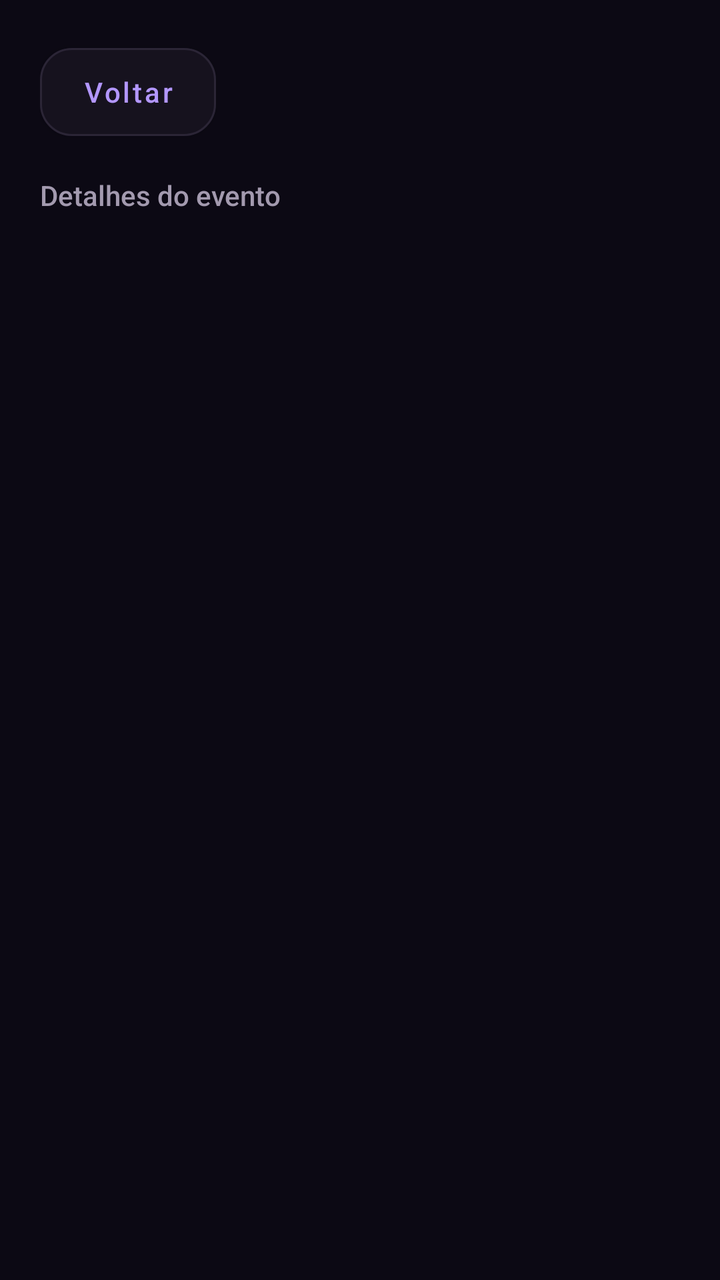
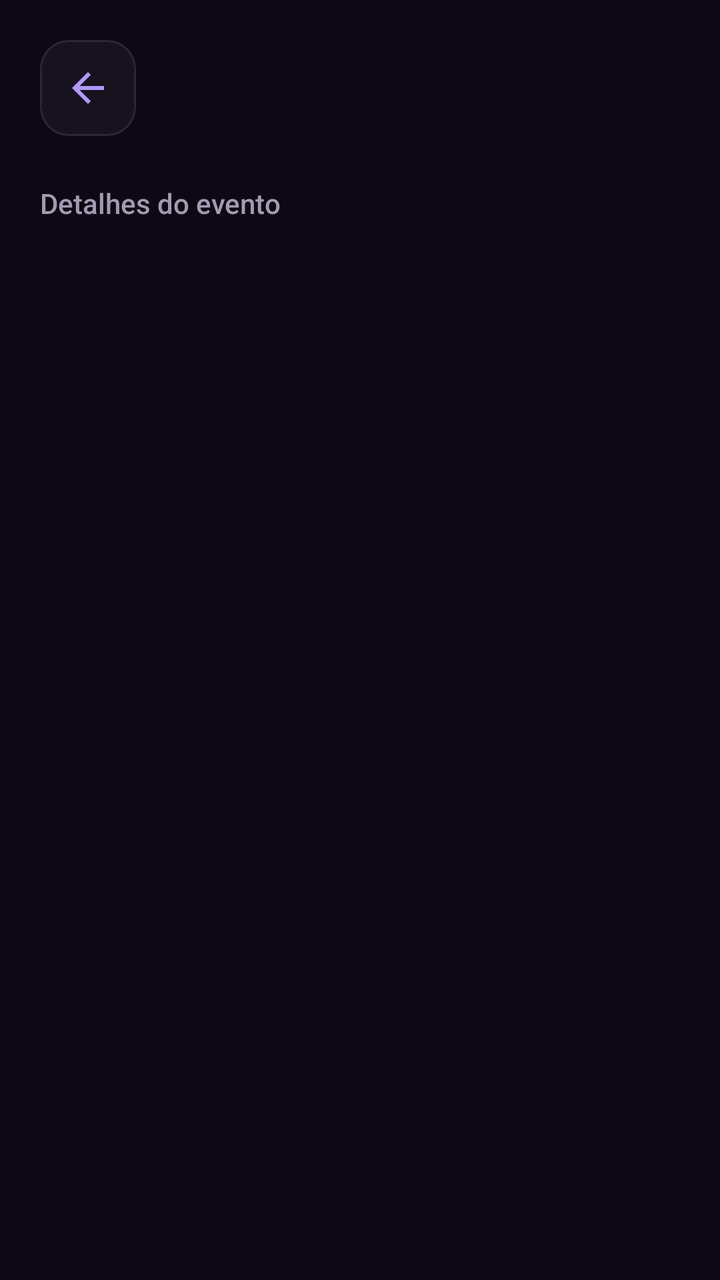

An Android layout rendered at two revisions. The XML below is the earlier revision; the diff shows what the commit changed to produce the second picture.
<!-- AndroidManifest.xml: activity theme Theme.Perto.Interno -->
<!-- res/layout/activity_detalhes_evento.xml -->
<?xml version="1.0" encoding="utf-8"?>
<ScrollView android:scrollbars="none" xmlns:android="http://schemas.android.com/apk/res/android"
    xmlns:app="http://schemas.android.com/apk/res-auto"
    android:layout_width="match_parent" android:layout_height="match_parent"
    android:fillViewport="true" android:background="@color/perto_background">
    <LinearLayout android:layout_width="match_parent" android:layout_height="wrap_content"
        android:orientation="vertical" android:padding="20dp">
        <Button android:id="@+id/btn_voltar" style="@style/Widget.Perto.Button.Secondary" android:layout_width="wrap_content" android:layout_height="wrap_content" android:text="@string/event_back" />
        <TextView android:layout_width="match_parent" android:layout_height="wrap_content"
            android:layout_marginTop="16dp" android:text="@string/event_details" android:textColor="@color/perto_muted" android:textSize="14sp" android:fontFamily="sans-serif-medium" />
        <ProgressBar android:id="@+id/progresso" android:layout_width="wrap_content" android:layout_height="wrap_content" android:layout_gravity="center_horizontal" android:layout_marginTop="24dp" />
        <TextView android:id="@+id/tv_status" android:layout_width="match_parent" android:layout_height="wrap_content"
            android:layout_marginTop="16dp" android:textColor="@color/perto_muted" android:accessibilityLiveRegion="polite" />
        <Button android:id="@+id/btn_tentar" style="@style/Widget.Perto.Button.Secondary" android:layout_width="match_parent" android:layout_height="wrap_content"
            android:text="@string/retry" android:visibility="gone" />
        <LinearLayout android:id="@+id/conteudo" android:layout_width="match_parent" android:layout_height="wrap_content"
            android:orientation="vertical" android:visibility="gone">
            <com.google.android.material.imageview.ShapeableImageView app:shapeAppearanceOverlay="@style/Shape.Perto.Cover" android:id="@+id/iv_capa" android:layout_width="match_parent" android:layout_height="220dp"
                android:scaleType="centerCrop" android:contentDescription="@null" />
            <TextView android:id="@+id/tv_nome" android:layout_width="match_parent" android:layout_height="wrap_content"
                android:layout_marginTop="20dp" android:textColor="@color/perto_text" android:fontFamily="sans-serif-medium" android:textSize="28sp" />
            <TextView android:id="@+id/tv_categoria" android:background="@drawable/perto_pill" android:paddingHorizontal="10dp" android:paddingVertical="5dp" android:layout_width="wrap_content" android:layout_height="wrap_content"
                android:layout_marginTop="8dp" android:textColor="@color/perto_accent" android:textSize="16sp" />
            <TextView android:id="@+id/tv_situacao" android:layout_width="match_parent" android:layout_height="wrap_content"
                android:layout_marginTop="12dp" android:textColor="@color/perto_muted" android:visibility="gone" android:text="@string/event_started" />
            <com.google.android.material.button.MaterialButton android:id="@+id/btn_interesse" android:layout_width="match_parent" android:layout_height="wrap_content"
                android:minHeight="56dp" android:layout_marginTop="16dp" android:text="@string/interest_add" android:enabled="false"
                app:icon="@drawable/ic_favoritos_contorno" app:iconTint="@color/perto_background" app:iconSize="24dp" app:iconPadding="8dp" app:iconGravity="textStart" />
            <TextView android:id="@+id/tv_interesse_status" android:layout_width="match_parent" android:layout_height="wrap_content"
                android:textColor="@color/perto_muted" android:accessibilityLiveRegion="polite" />
            <Button android:id="@+id/btn_tentar_interesse" style="@style/Widget.Perto.Button.Secondary" android:layout_width="match_parent" android:layout_height="wrap_content"
                android:text="@string/retry" android:visibility="gone" />
            <TextView android:layout_width="match_parent" android:layout_height="wrap_content"
                android:layout_marginTop="24dp" android:text="@string/event_date_label" android:textColor="@color/perto_muted" android:textSize="12sp" />
            <TextView android:id="@+id/tv_data" android:layout_width="match_parent" android:layout_height="wrap_content"
                android:layout_marginTop="8dp" android:textColor="@color/white" android:textSize="18sp" android:textIsSelectable="true" />
            <TextView android:layout_width="match_parent" android:layout_height="wrap_content"
                android:layout_marginTop="24dp" android:text="@string/event_price_label" android:textColor="@color/perto_muted" android:textSize="14sp" />
            <TextView android:id="@+id/tv_valor" android:layout_width="match_parent" android:layout_height="wrap_content"
                android:layout_marginTop="8dp" android:textColor="@color/white" android:textSize="18sp" android:textIsSelectable="true" />
            <TextView android:layout_width="match_parent" android:layout_height="wrap_content"
                android:layout_marginTop="24dp" android:text="@string/event_endereco" android:textColor="@color/perto_muted" android:textSize="14sp" />
            <TextView android:id="@+id/tv_endereco" android:layout_width="match_parent" android:layout_height="wrap_content"
                android:layout_marginTop="8dp" android:textColor="@color/white" android:textSize="18sp" android:textIsSelectable="true" />
            <Button android:id="@+id/btn_abrir_mapa" style="@style/Widget.Perto.Button.Secondary" android:layout_width="match_parent" android:layout_height="wrap_content"
                android:text="@string/map_open_external" android:visibility="gone" />
            <TextView android:layout_width="match_parent" android:layout_height="wrap_content"
                android:layout_marginTop="24dp" android:text="@string/event_descricao" android:textColor="@color/perto_text" android:textSize="18sp" android:fontFamily="sans-serif-medium" />
            <TextView android:id="@+id/tv_descricao" android:layout_width="match_parent" android:layout_height="wrap_content"
                android:layout_marginTop="8dp" android:textColor="@color/white" android:textSize="18sp" android:textIsSelectable="true" />
            <Button android:id="@+id/btn_avaliacoes" android:layout_width="match_parent" android:layout_height="wrap_content"
                android:layout_marginTop="24dp" android:text="@string/review_evaluate" android:enabled="false" />
            <TextView android:id="@+id/tv_avaliacoes_status" android:layout_width="match_parent" android:layout_height="wrap_content"
                android:textColor="@color/perto_muted" android:accessibilityLiveRegion="polite" />
            <TextView android:layout_width="match_parent" android:layout_height="wrap_content" android:layout_marginTop="16dp"
                android:text="@string/review_title" android:textSize="20sp" android:textColor="@color/white" />
            <TextView android:id="@+id/tv_lista_avaliacoes_status" android:layout_width="match_parent" android:layout_height="wrap_content"
                android:textColor="@color/perto_muted" android:accessibilityLiveRegion="polite" />
            <LinearLayout android:id="@+id/lista_avaliacoes" android:layout_width="match_parent" android:layout_height="wrap_content"
                android:orientation="vertical" />
            <Button android:id="@+id/btn_tentar_avaliacoes" style="@style/Widget.Perto.Button.Secondary" android:layout_width="match_parent" android:layout_height="wrap_content"
                android:text="@string/retry" android:visibility="gone" />
            <LinearLayout android:id="@+id/painel_gestao" android:layout_width="match_parent" android:layout_height="wrap_content"
                android:orientation="vertical" android:visibility="gone" android:layout_marginTop="24dp">
                <TextView android:layout_width="match_parent" android:layout_height="wrap_content" android:text="@string/event_manage" android:textColor="@color/perto_muted" />
                <Button android:id="@+id/btn_editar" android:layout_width="match_parent" android:layout_height="wrap_content" android:text="@string/event_edit" />
                <Button android:id="@+id/btn_cancelar" style="@style/Widget.Perto.Button.Secondary" android:layout_width="match_parent" android:layout_height="wrap_content" android:text="@string/event_cancel" />
                <Button android:id="@+id/btn_concluir" android:layout_width="match_parent" android:layout_height="wrap_content" android:text="@string/event_complete" android:visibility="gone" />
            </LinearLayout>
        </LinearLayout>
    </LinearLayout>
</ScrollView>
<!-- resources referenced by this layout -->
<resources>
  <color name="perto_accent">#B397FF</color>
  <color name="perto_background">#0C0914</color>
  <color name="perto_muted">#A39AAF</color>
  <color name="perto_text">#FAF8FF</color>
  <color name="white">#FFFFFFFF</color>
  <!-- drawable perto_pill (drawable) -->
  <shape xmlns:android="http://schemas.android.com/apk/res/android" android:shape="rectangle">
   <solid android:color="@color/perto_accent_soft" /><corners android:radius="8dp" /><stroke android:width="1dp" android:color="@color/perto_accent_soft" />
  </shape>
  <string name="event_back">Voltar</string>
  <string name="event_cancel">Cancelar evento</string>
  <string name="event_complete">Marcar como realizado</string>
  <string name="event_date_label">Data e horário de Brasília</string>
  <string name="event_descricao">Sobre o evento</string>
  <string name="event_details">Detalhes do evento</string>
  <string name="event_edit">Editar evento</string>
  <string name="event_endereco">Endereço completo</string>
  <string name="event_manage">Gerenciar meu evento</string>
  <string name="event_price_label">Valor</string>
  <string name="event_started">A data de início deste evento já passou.</string>
  <string name="interest_add">Tenho interesse</string>
  <string name="map_open_external">Abrir localização no aplicativo de mapas</string>
  <string name="retry">Tentar novamente</string>
  <string name="review_evaluate">Avaliar evento</string>
  <string name="review_title">Avaliações do evento</string>
  <style name="Shape.Perto.Cover" parent="Shape.Perto.Image">
          <item name="cornerSize">24dp</item>
      </style>
  <style name="Widget.Perto.Button.Secondary" parent="Widget.Perto.Button">
          <item name="backgroundTint">@color/perto_surface</item>
          <item name="android:textColor">@color/perto_accent</item>
          <item name="strokeColor">@color/perto_border</item>
          <item name="strokeWidth">1dp</item>
      </style>
  <color name="perto_accent_soft">#2D2047</color>
  <style name="Shape.Perto.Image" parent="">
          <item name="cornerFamily">rounded</item>
          <item name="cornerSize">14dp</item>
      </style>
  <color name="perto_surface">#16121E</color>
  <color name="perto_border">#2B2536</color>
  <!-- unchanged entries left out for length: 4 -->
</resources>

<!-- the commit's change to res/layout/activity_detalhes_evento.xml (unified diff, before → after) -->
@@ -5,7 +5,7 @@
     android:fillViewport="true" android:background="@color/perto_background">
     <LinearLayout android:layout_width="match_parent" android:layout_height="wrap_content"
         android:orientation="vertical" android:padding="20dp">
-        <Button android:id="@+id/btn_voltar" style="@style/Widget.Perto.Button.Secondary" android:layout_width="wrap_content" android:layout_height="wrap_content" android:text="@string/event_back" />
+        <ImageButton android:id="@+id/btn_voltar" style="@style/Widget.Perto.Back" />
         <TextView android:layout_width="match_parent" android:layout_height="wrap_content"
             android:layout_marginTop="16dp" android:text="@string/event_details" android:textColor="@color/perto_muted" android:textSize="14sp" android:fontFamily="sans-serif-medium" />
         <ProgressBar android:id="@+id/progresso" android:layout_width="wrap_content" android:layout_height="wrap_content" android:layout_gravity="center_horizontal" android:layout_marginTop="24dp" />
@@ -23,6 +23,8 @@
                 android:layout_marginTop="8dp" android:textColor="@color/perto_accent" android:textSize="16sp" />
             <TextView android:id="@+id/tv_situacao" android:layout_width="match_parent" android:layout_height="wrap_content"
                 android:layout_marginTop="12dp" android:textColor="@color/perto_muted" android:visibility="gone" android:text="@string/event_started" />
+            <LinearLayout android:id="@+id/painel_interesse" android:layout_width="match_parent" android:layout_height="wrap_content"
+                android:orientation="vertical" android:visibility="gone">
             <com.google.android.material.button.MaterialButton android:id="@+id/btn_interesse" android:layout_width="match_parent" android:layout_height="wrap_content"
                 android:minHeight="56dp" android:layout_marginTop="16dp" android:text="@string/interest_add" android:enabled="false"
                 app:icon="@drawable/ic_favoritos_contorno" app:iconTint="@color/perto_background" app:iconSize="24dp" app:iconPadding="8dp" app:iconGravity="textStart" />
@@ -30,6 +32,7 @@
                 android:textColor="@color/perto_muted" android:accessibilityLiveRegion="polite" />
             <Button android:id="@+id/btn_tentar_interesse" style="@style/Widget.Perto.Button.Secondary" android:layout_width="match_parent" android:layout_height="wrap_content"
                 android:text="@string/retry" android:visibility="gone" />
+            </LinearLayout>
             <TextView android:layout_width="match_parent" android:layout_height="wrap_content"
                 android:layout_marginTop="24dp" android:text="@string/event_date_label" android:textColor="@color/perto_muted" android:textSize="12sp" />
             <TextView android:id="@+id/tv_data" android:layout_width="match_parent" android:layout_height="wrap_content"
@@ -48,10 +51,13 @@
                 android:layout_marginTop="24dp" android:text="@string/event_descricao" android:textColor="@color/perto_text" android:textSize="18sp" android:fontFamily="sans-serif-medium" />
             <TextView android:id="@+id/tv_descricao" android:layout_width="match_parent" android:layout_height="wrap_content"
                 android:layout_marginTop="8dp" android:textColor="@color/white" android:textSize="18sp" android:textIsSelectable="true" />
+            <LinearLayout android:id="@+id/painel_acao_avaliacao" android:layout_width="match_parent" android:layout_height="wrap_content"
+                android:orientation="vertical" android:visibility="gone">
             <Button android:id="@+id/btn_avaliacoes" android:layout_width="match_parent" android:layout_height="wrap_content"
                 android:layout_marginTop="24dp" android:text="@string/review_evaluate" android:enabled="false" />
             <TextView android:id="@+id/tv_avaliacoes_status" android:layout_width="match_parent" android:layout_height="wrap_content"
                 android:textColor="@color/perto_muted" android:accessibilityLiveRegion="polite" />
+            </LinearLayout>
             <TextView android:layout_width="match_parent" android:layout_height="wrap_content" android:layout_marginTop="16dp"
                 android:text="@string/review_title" android:textSize="20sp" android:textColor="@color/white" />
             <TextView android:id="@+id/tv_lista_avaliacoes_status" android:layout_width="match_parent" android:layout_height="wrap_content"
<!-- resource entries referenced after the edit -->
@@ -28,6 +28,18 @@
   <style name="Shape.Perto.Cover" parent="Shape.Perto.Image">
           <item name="cornerSize">24dp</item>
       </style>
+  <style name="Widget.Perto.Back" parent="Widget.AppCompat.ImageButton">
+          <item name="android:layout_width">48dp</item>
+          <item name="android:layout_height">48dp</item>
+          <item name="android:layout_gravity">start</item>
+          <item name="android:layout_marginBottom">8dp</item>
+          <item name="android:padding">12dp</item>
+          <item name="android:background">@drawable/perto_input</item>
+          <item name="android:src">@drawable/ic_arrow_back</item>
+          <item name="tint">@color/perto_accent</item>
+          <item name="android:contentDescription">@string/event_back</item>
+          <item name="android:tooltipText">@string/event_back</item>
+      </style>
   <style name="Widget.Perto.Button.Secondary" parent="Widget.Perto.Button">
           <item name="backgroundTint">@color/perto_surface</item>
           <item name="android:textColor">@color/perto_accent</item>
@@ -39,6 +51,22 @@
           <item name="cornerFamily">rounded</item>
           <item name="cornerSize">14dp</item>
       </style>
+  <!-- drawable perto_input (drawable) -->
+  <selector xmlns:android="http://schemas.android.com/apk/res/android">
+   <item android:state_focused="true"><shape><solid android:color="@color/perto_surface"/><corners android:radius="14dp"/><stroke android:width="1dp" android:color="@color/perto_accent"/></shape></item>
+   <item><shape><solid android:color="@color/perto_surface"/><corners android:radius="14dp"/><stroke android:width="1dp" android:color="@color/perto_border"/></shape></item>
+  </selector>
+  <!-- drawable ic_arrow_back (drawable) -->
+  <vector xmlns:android="http://schemas.android.com/apk/res/android"
+      android:width="24dp"
+      android:height="24dp"
+      android:viewportWidth="24"
+      android:viewportHeight="24"
+      android:tint="@color/white">
+      <path
+          android:fillColor="@android:color/white"
+          android:pathData="M20,11H7.83l5.59,-5.59L12,4l-8,8 8,8 1.41,-1.41L7.83,13H20v-2z" />
+  </vector>
   <color name="perto_surface">#16121E</color>
   <color name="perto_border">#2B2536</color>
   <!-- unchanged entries left out for length: 4 -->
